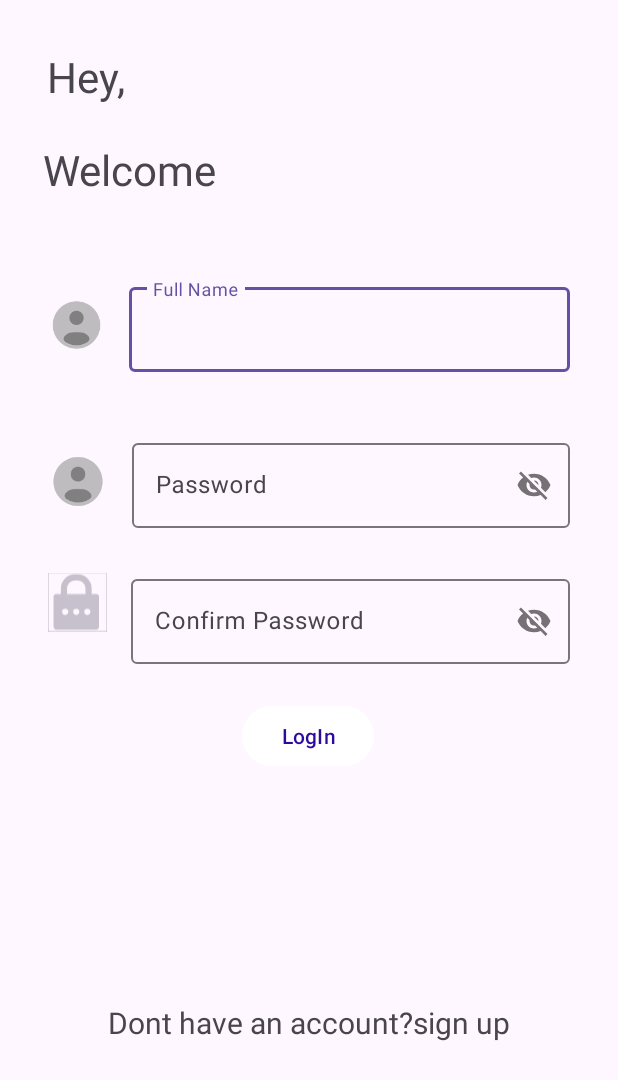
After one commit to Latifah-Umunyana/TaskTamers-Mobile, an Android app: the ActivityLoginPage screen opened directly, with no data from a screen before it, on a phone screen of 412 x 824 dp. The commit adds this screen. Shown: the top 1080 px of the screen. Run offline under Robolectric (Android 15) with nearby library versions, the phone set to English and light mode, and no system bars.

Commit message:
add files

```diff
--- a/app/build.gradle.kts
+++ b/app/build.gradle.kts
@@ -48,6 +48,8 @@ dependencies {
     implementation("androidx.appcompat:appcompat:1.7.0")
     implementation("com.google.android.material:material:1.12.0")
     implementation("androidx.constraintlayout:constraintlayout:2.1.4")
+    implementation("androidx.activity:activity-ktx:1.9.0")
+    implementation("androidx.activity:activity:1.9.0")
     testImplementation("junit:junit:4.13.2")
     androidTestImplementation("androidx.test.ext:junit:1.2.1")
     androidTestImplementation("androidx.test.espresso:espresso-core:3.6.1")
--- /dev/null
+++ b/app/src/main/java/com/akirachix/uboracbc/ActivityLoginPage.kt
@@ -0,0 +1,56 @@
+package com.akirachix.uboracbc
+
+import android.content.Intent
+import android.os.Bundle
+import androidx.activity.enableEdgeToEdge
+import androidx.appcompat.app.AppCompatActivity
+import androidx.core.view.ViewCompat
+import androidx.core.view.WindowInsetsCompat
+import com.akirachix.uboracbc.databinding.ActivityLoginPageBinding
+
+class ActivityLoginPage : AppCompatActivity() {
+    lateinit var binding: ActivityLoginPageBinding
+    override fun onCreate(savedInstanceState: Bundle?) {
+        super.onCreate(savedInstanceState)
+        binding = ActivityLoginPageBinding.inflate(layoutInflater)
+        setContentView(binding.root)
+        binding.tvLogIn.setOnClickListener {
+    finish()
+}
+        binding.btnLogIn.setOnClickListener{
+            validateRegistration()
+
+        }
+
+        binding.tvLogIn.setOnClickListener{
+            val intent = Intent( this, PracticalPage::class.java)
+
+            startActivity(intent)
+        }
+
+    }
+
+    fun validateRegistration() {
+        var formError = false
+        val fullname = binding.etFullName.text.toString()
+        if (fullname.isBlank()) {
+            binding.tilFullName.error = "Full Name is required"
+        }
+        val password = binding.etPassword.text.toString()
+        if (password.isBlank()) {
+            formError = true
+            binding.tilPassword.error = "Password is required"
+        }
+        val confirmPassword = binding.etConfirmPassword.text.toString()
+        if (confirmPassword.isBlank()) {
+            formError = true
+            binding.tilConfirmPassword.error = "Confirmation of password required"
+        }
+        fun clearErrors() {
+            binding.tilFullName.error = null
+            binding.tilPassword.error = null
+            binding.tilConfirmPassword.error = null
+        }
+    }
+
+}
--- a/app/src/main/java/com/akirachix/uboracbc/MainActivity.kt
+++ b/app/src/main/java/com/akirachix/uboracbc/MainActivity.kt
@@ -17,5 +17,11 @@ class MainActivity : AppCompatActivity() {
 
             startActivity(intent)
         }
+
+        binding.ivRightArrow.setOnClickListener{
+            val intent = Intent( this, ActivityLoginPage::class.java)
+
+            startActivity(intent)
+        }
     }
 }
--- a/app/src/main/java/com/akirachix/uboracbc/PracticalPage.kt
+++ b/app/src/main/java/com/akirachix/uboracbc/PracticalPage.kt
@@ -14,9 +14,7 @@ class PracticalPage : AppCompatActivity() {
         binding.rvPracticals.layoutManager = LinearLayoutManager(this)
 
         displayPractical()
-
     }
-
     fun displayPractical(){
 
         val practical1 = Practical("Knitting","","Scarf","Modelling","","House")
@@ -28,5 +26,4 @@ class PracticalPage : AppCompatActivity() {
         val practicalAdapter = PracticalAdapter(practicalList)
         binding.rvPracticals.adapter = practicalAdapter
     }
-
 }
--- /dev/null
+++ b/app/src/main/res/drawable/grey_password.xml
@@ -0,0 +1,7 @@
+<vector xmlns:android="http://schemas.android.com/apk/res/android" android:height="48dp" android:viewportHeight="48" android:viewportWidth="48" android:width="48dp">
+
+    <path android:fillColor="#00000000" android:pathData="M0,0h48v48h-48z" android:strokeColor="#C6C1CD" android:strokeWidth="1"/>
+
+    <path android:fillColor="#C6C1CD" android:pathData="M39,18L35,18L35,13A11,11 0,0 0,24 2L22,2A11,11 0,0 0,11 13v5L7,18a2,2 0,0 0,-2 2L5,44a2,2 0,0 0,2 2L39,46a2,2 0,0 0,2 -2L41,20A2,2 0,0 0,39 18ZM15,13a7,7 0,0 1,7 -7h2a7,7 0,0 1,7 7v5L15,18ZM14,35a3,3 0,1 1,3 -3A2.9,2.9 0,0 1,14 35ZM23,35a3,3 0,1 1,3 -3A2.9,2.9 0,0 1,23 35ZM32,35a3,3 0,1 1,3 -3A2.9,2.9 0,0 1,32 35Z" android:strokeColor="#C6C1CD" android:strokeWidth="1"/>
+
+</vector>
--- /dev/null
+++ b/app/src/main/res/layout/activity_login_page.xml
@@ -0,0 +1,160 @@
+<?xml version="1.0" encoding="utf-8"?>
+<androidx.constraintlayout.widget.ConstraintLayout xmlns:android="http://schemas.android.com/apk/res/android"
+    xmlns:app="http://schemas.android.com/apk/res-auto"
+    xmlns:tools="http://schemas.android.com/tools"
+    android:id="@+id/main"
+    android:layout_width="match_parent"
+    android:layout_height="match_parent"
+    tools:context=".ActivityLoginPage">
+
+    <TextView
+        android:id="@+id/textView"
+        android:layout_width="wrap_content"
+        android:layout_height="wrap_content"
+        android:layout_marginStart="32dp"
+        android:layout_marginTop="32dp"
+        android:layout_marginEnd="329dp"
+        android:text="@string/hey"
+        android:textSize="28sp"
+        android:textStyle="normal"
+        app:layout_constraintEnd_toEndOf="parent"
+        app:layout_constraintHorizontal_bias="0.6"
+        app:layout_constraintStart_toStartOf="parent"
+        app:layout_constraintTop_toTopOf="parent" />
+
+    <TextView
+        android:id="@+id/textView7"
+        android:layout_width="wrap_content"
+        android:layout_height="wrap_content"
+        android:layout_marginStart="32dp"
+        android:layout_marginTop="24dp"
+        android:layout_marginEnd="267dp"
+        android:text="@string/welcome"
+        android:textSize="28sp"
+        android:textStyle="normal"
+        app:layout_constraintEnd_toEndOf="parent"
+        app:layout_constraintHorizontal_bias="1.0"
+        app:layout_constraintStart_toStartOf="parent"
+        app:layout_constraintTop_toBottomOf="@+id/textView" />
+
+    <ImageView
+        android:id="@+id/imageView5"
+        android:layout_width="38dp"
+        android:layout_height="41dp"
+        android:layout_marginStart="32dp"
+        android:layout_marginTop="64dp"
+        android:contentDescription="@string/image"
+        app:layout_constraintStart_toStartOf="parent"
+        app:layout_constraintTop_toBottomOf="@+id/textView7"
+        app:srcCompat="@drawable/user" />
+
+    <com.google.android.material.textfield.TextInputLayout
+        android:id="@+id/tilFullName"
+        android:layout_width="0dp"
+        android:layout_height="wrap_content"
+        android:layout_marginStart="16dp"
+        android:layout_marginEnd="32dp"
+        app:layout_constraintBottom_toBottomOf="@+id/imageView5"
+        app:layout_constraintEnd_toEndOf="parent"
+        app:layout_constraintStart_toEndOf="@+id/imageView5"
+        app:layout_constraintTop_toTopOf="@+id/imageView5">
+
+        <com.google.android.material.textfield.TextInputEditText
+            android:id="@+id/etFullName"
+            android:layout_width="match_parent"
+            android:layout_height="wrap_content"
+            android:hint="@string/full_name" />
+    </com.google.android.material.textfield.TextInputLayout>
+
+    <ImageView
+        android:id="@+id/ivRightArrow"
+        android:layout_width="40dp"
+        android:layout_height="39dp"
+        android:layout_marginStart="32dp"
+        android:layout_marginTop="64dp"
+        android:contentDescription="@string/image"
+        app:layout_constraintStart_toStartOf="parent"
+        app:layout_constraintTop_toBottomOf="@+id/imageView5"
+        app:srcCompat="@drawable/user" />
+
+    <com.google.android.material.textfield.TextInputLayout
+        android:id="@+id/tilPassword"
+        android:layout_width="0dp"
+        android:layout_height="wrap_content"
+        android:layout_marginStart="16dp"
+        android:layout_marginEnd="32dp"
+        app:passwordToggleEnabled="true"
+        app:layout_constraintBottom_toBottomOf="@+id/ivRightArrow"
+        app:layout_constraintEnd_toEndOf="parent"
+        app:layout_constraintStart_toEndOf="@+id/ivRightArrow"
+        app:layout_constraintTop_toTopOf="@+id/ivRightArrow">
+
+        <com.google.android.material.textfield.TextInputEditText
+            android:id="@+id/etPassword"
+            android:layout_width="match_parent"
+            android:layout_height="wrap_content"
+
+            android:hint="@string/password" />
+    </com.google.android.material.textfield.TextInputLayout>
+
+    <ImageView
+        android:id="@+id/imageView7"
+        android:layout_width="39dp"
+        android:layout_height="41dp"
+        android:layout_marginStart="32dp"
+        android:layout_marginTop="40dp"
+        android:contentDescription="@string/image"
+        app:layout_constraintStart_toStartOf="parent"
+        app:layout_constraintTop_toBottomOf="@+id/ivRightArrow"
+        app:srcCompat="@drawable/grey_password" />
+
+    <com.google.android.material.textfield.TextInputLayout
+        android:id="@+id/tilConfirmPassword"
+        android:layout_width="0dp"
+        android:layout_height="wrap_content"
+        android:layout_marginStart="16dp"
+        android:layout_marginEnd="32dp"
+        app:layout_constraintEnd_toEndOf="parent"
+        app:layout_constraintStart_toEndOf="@+id/imageView7"
+        app:layout_constraintTop_toTopOf="@+id/imageView7"
+        app:passwordToggleEnabled="true">
+
+        <com.google.android.material.textfield.TextInputEditText
+            android:id="@+id/etConfirmPassword"
+            android:layout_width="match_parent"
+            android:layout_height="wrap_content"
+            android:hint="@string/confirm_password" />
+    </com.google.android.material.textfield.TextInputLayout>
+
+    <Button
+        android:id="@+id/btnLogIn"
+        android:layout_width="wrap_content"
+        android:layout_height="wrap_content"
+        android:layout_marginStart="32dp"
+        android:layout_marginTop="24dp"
+        android:layout_marginEnd="32dp"
+
+        android:backgroundTint="@color/white"
+        android:text="@string/login"
+        android:textColor="#2E099F"
+        app:layout_constraintEnd_toEndOf="parent"
+        app:layout_constraintHorizontal_bias="0.498"
+        app:layout_constraintStart_toStartOf="parent"
+        app:layout_constraintTop_toBottomOf="@+id/tilConfirmPassword" />
+
+    <TextView
+        android:id="@+id/tvLogIn"
+        android:layout_width="wrap_content"
+        android:layout_height="wrap_content"
+        android:layout_marginStart="16dp"
+        android:layout_marginTop="24dp"
+        android:layout_marginEnd="16dp"
+        android:text="@string/don_t_have_an_account_sign_up"
+        android:textSize="20sp"
+        android:textStyle="normal"
+        app:layout_constraintBottom_toBottomOf="parent"
+        app:layout_constraintEnd_toEndOf="parent"
+        app:layout_constraintStart_toStartOf="parent"
+        app:layout_constraintTop_toBottomOf="@+id/btnLogIn" />
+
+</androidx.constraintlayout.widget.ConstraintLayout>
--- /dev/null
+++ b/app/src/main/res/values/ids.xml
@@ -0,0 +1,12 @@
+<?xml version="1.0" encoding="utf-8"?>
+<resources>
+    <item name="tvWelcome" type="id"/>
+    <item name="ivProfile" type="id"/>
+    <item name="tilFullName" type="id"/>
+    <item name="etFullName" type="id"/>
+    <item name="tilPassword" type="id"/>
+    <item name="etPassword" type="id"/>
+</resources>
+<!--<item-->
+<!--type="id"-->
+<!--name="id_name" />-->
--- a/app/src/main/res/values/strings.xml
+++ b/app/src/main/res/values/strings.xml
@@ -1,3 +1,11 @@
 <resources>
     <string name="app_name">Ubora CBC</string>
+    <string name="don_t_have_an_account_sign_up">Dont have an account?sign up</string>
+    <string name="login">LogIn</string>
+    <string name="confirm_password">Confirm Password</string>
+    <string name="password">Password</string>
+    <string name="full_name">Full Name</string>
+    <string name="welcome">Welcome</string>
+    <string name="hey">Hey,</string>
+    <string name="image">image</string>
 </resources>
--- a/build.gradle.kts
+++ b/build.gradle.kts
@@ -1,5 +1,5 @@
 // Top-level build file where you can add configuration options common to all sub-projects/modules.
 plugins {
-    id("com.android.application") version "8.2.2" apply false
+    id("com.android.application") version "8.5.1" apply false
     id("org.jetbrains.kotlin.android") version "1.9.22" apply false
 }
```
Also changed, not shown: app/src/main/AndroidManifest.xml (+9 -0 lines), app/src/main/java/com/akirachix/uboracbc/LandingPage.kt (added, +22 -0 lines), app/src/main/res/layout/activity_landing_page.xml (added, +75 -0 lines), app/src/main/res/layout/activity_main.xml (+6 -6 lines), app/src/main/res/drawable/uboracbc.png (added), gradle/wrapper/gradle-wrapper.properties, 1 other file.
